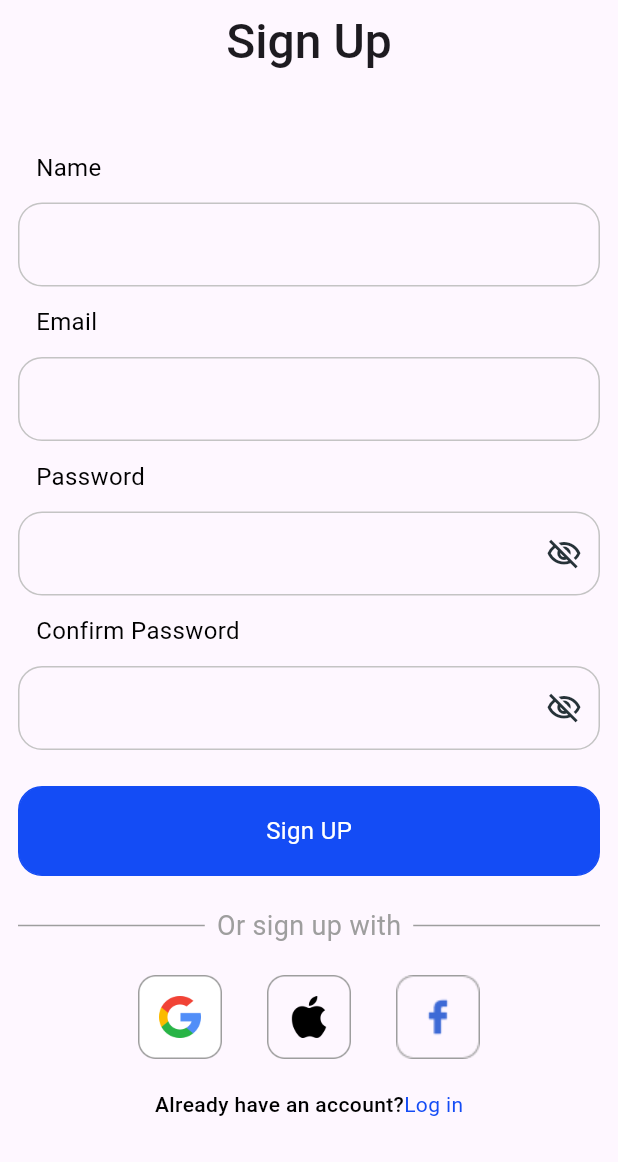
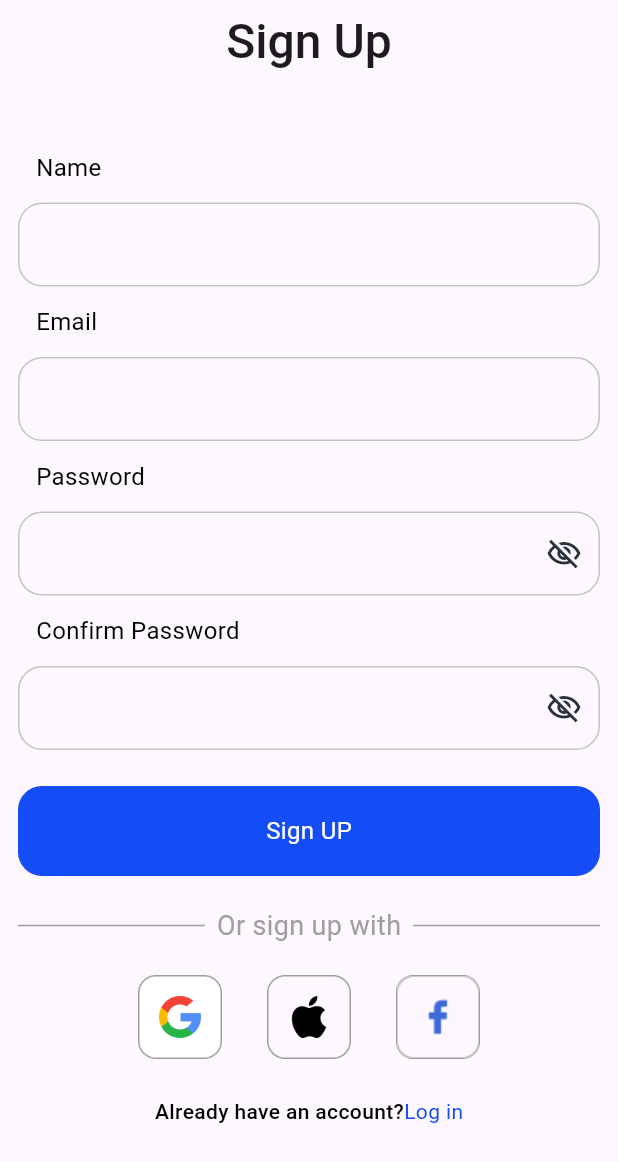
Before and after one commit to mahmoudhatems/WorldWise-App, a Flutter app: the screen it shows after launch, on a phone screen of 412 x 824 dp. Shown: the top 1162 px of the screen. Run offline on Flutter 3.47's test engine with Material 3 defaults, Android fonts, the light colour scheme and no system bars.

Commit message:
Finish SignUP!!!!!!!!!!!

```diff
--- a/lib/screens/signup.dart
+++ b/lib/screens/signup.dart
@@ -161,7 +161,7 @@ class Signup extends StatelessWidget {
             ),
 
                 const SizedBox(
-                  height: 20,
+                  height: 25,
                 ),
                 Row(
                   mainAxisAlignment: MainAxisAlignment.center,
```
